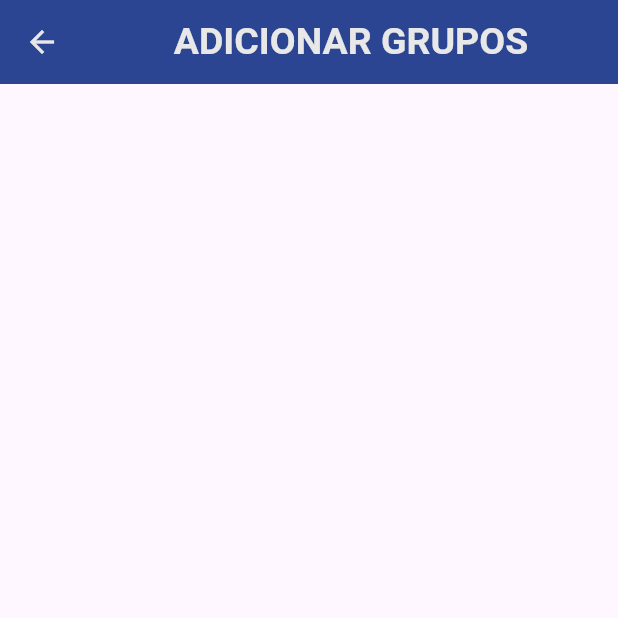
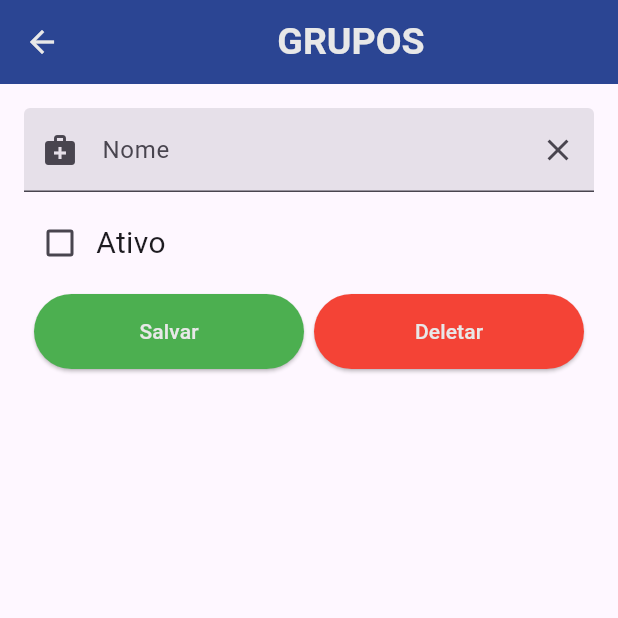
Before and after one commit to raquelduda/App, a Flutter app: the Addgrupo screen opened directly, on a phone screen of 412 x 824 dp, the top half of it. Run offline on Flutter 3.47's test engine with Material 3 defaults, Android fonts, the light colour scheme and no system bars; network calls fail.

```diff
--- a/lib/Telas/grupos/addgrupo.dart
+++ b/lib/Telas/grupos/addgrupo.dart
@@ -1,3 +1,5 @@
+// import 'dart:convert';
+// import 'package:http/http.dart' as http;
 import 'package:flutter/material.dart';
 
 class Addgrupo extends StatefulWidget {
@@ -8,6 +10,19 @@ class Addgrupo extends StatefulWidget {
 }
 
 class _AddgrupoState extends State<Addgrupo> {
+  bool? isChecked = false;
+  // final String _urlBase = 'https://randomuser.me/api/?results=4';
+
+  // _post() async {
+  //   var corpo = json.encode({"userId": 1, "id": null, "title": "", "body": ""});
+
+  //   await http.post(
+  //     Uri.parse("$_urlBase/posts"),
+  //     headers: {'Content-Type': 'application/json'},
+  //     body: corpo,
+  //   );
+  // }
+
   @override
   Widget build(BuildContext context) {
     return Scaffold(
@@ -19,7 +34,7 @@ class _AddgrupoState extends State<Addgrupo> {
           child: Padding(
             padding: EdgeInsetsGeometry.all(16),
             child: Text(
-              "ADICIONAR GRUPOS",
+              "GRUPOS",
               style: TextStyle(
                 fontWeight: FontWeight.w700,
                 color: Color(0xFFe8e8e8),
@@ -29,6 +44,63 @@ class _AddgrupoState extends State<Addgrupo> {
           ),
         ),
       ),
+      body: Container(
+        padding: EdgeInsets.all(16),
+        child: Column(
+          crossAxisAlignment: CrossAxisAlignment.start,
+          children: [
+            TextField(
+              decoration: InputDecoration(
+                labelText: 'Nome',
+                filled: true,
+                prefixIcon: Icon(Icons.medical_services),
+                suffixIcon: Icon(Icons.clear),
+              ),
+            ),
+            const SizedBox(height: 10),
+            Row(
+              children: [
+                Checkbox(
+                  value: isChecked,
+                  activeColor: Colors.blueAccent,
+                  onChanged: (newBool) {
+                    setState(() {
+                      isChecked = newBool;
+                    });
+                  },
+                ),
+                Text('Ativo', style: TextStyle(fontSize: 20)),
+              ],
+            ),
+            const SizedBox(height: 10),
+
+            Row(
+              mainAxisAlignment: MainAxisAlignment.spaceEvenly,
+              children: <Widget>[
+                ElevatedButton(
+                  onPressed: () {},
+                  style: ButtonStyle(
+                    backgroundColor: WidgetStatePropertyAll(Colors.green),
+                    foregroundColor: WidgetStatePropertyAll(Color(0xFFe8e8e8)),
+                    minimumSize: WidgetStatePropertyAll(const Size(180, 50)),
+                  ),
+                  child: Text('Salvar'),
+                ),
+
+                ElevatedButton(
+                  onPressed: () {},
+                  style: ButtonStyle(
+                    backgroundColor: WidgetStatePropertyAll(Colors.red),
+                    foregroundColor: WidgetStatePropertyAll(Color(0xFFe8e8e8)),
+                    minimumSize: WidgetStatePropertyAll(const Size(180, 50)),
+                  ),
+                  child: Text('Deletar'),
+                ),
+              ],
+            ),
+          ],
+        ),
+      ),
     );
   }
 }
```
Also changed, not shown: lib/Telas/grupos/grupos.dart (+102 -9 lines).
